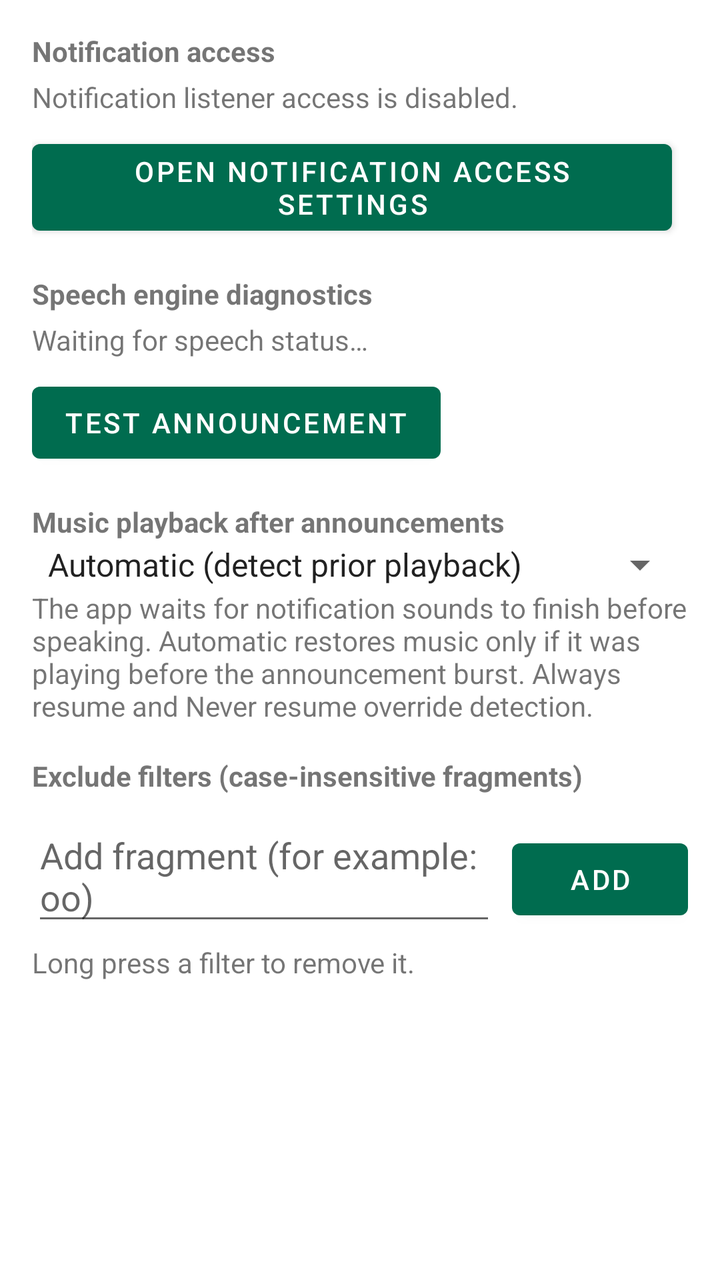
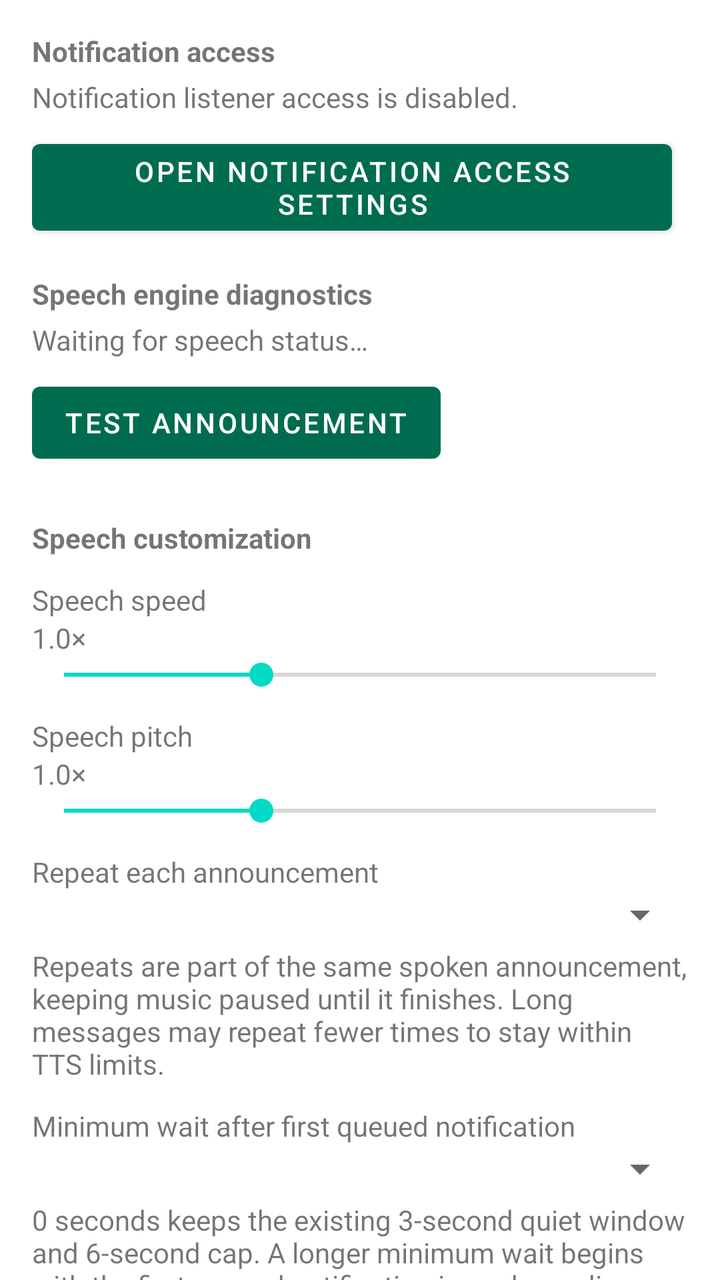

Compare the two renders of this Android layout. The source of the first and the diff that turns it into the second are given below.
<!-- AndroidManifest.xml: application theme Theme.NotificationAnnouncer -->
<!-- res/layout/activity_main.xml -->
<?xml version="1.0" encoding="utf-8"?>
<LinearLayout xmlns:android="http://schemas.android.com/apk/res/android"
    android:layout_width="match_parent"
    android:layout_height="match_parent"
    android:orientation="vertical"
    android:padding="16dp">

    <TextView
        android:layout_width="match_parent"
        android:layout_height="wrap_content"
        android:text="@string/notification_access_title"
        android:textStyle="bold" />

    <TextView
        android:id="@+id/notificationAccessStatus"
        android:layout_width="match_parent"
        android:layout_height="wrap_content"
        android:layout_marginTop="4dp"
        android:text="@string/notification_access_disabled" />

    <Button
        android:id="@+id/notificationAccessButton"
        android:layout_width="wrap_content"
        android:layout_height="wrap_content"
        android:layout_marginTop="8dp"
        android:text="@string/open_notification_access" />

    <TextView
        android:layout_width="match_parent"
        android:layout_height="wrap_content"
        android:layout_marginTop="16dp"
        android:text="@string/speech_diagnostics_title"
        android:textStyle="bold" />

    <TextView
        android:id="@+id/speechStatus"
        android:layout_width="match_parent"
        android:layout_height="wrap_content"
        android:layout_marginTop="4dp"
        android:text="@string/speech_diagnostics_waiting" />

    <Button
        android:id="@+id/testSpeechButton"
        android:layout_width="wrap_content"
        android:layout_height="wrap_content"
        android:layout_marginTop="8dp"
        android:text="@string/test_speech_button" />

    <TextView
        android:layout_width="match_parent"
        android:layout_height="wrap_content"
        android:layout_marginTop="16dp"
        android:text="@string/music_resume_mode_title"
        android:textStyle="bold" />

    <Spinner
        android:id="@+id/musicResumeModeSpinner"
        android:layout_width="match_parent"
        android:layout_height="wrap_content"
        android:contentDescription="@string/music_resume_mode_title"
        android:entries="@array/music_resume_mode_options" />

    <TextView
        android:layout_width="match_parent"
        android:layout_height="wrap_content"
        android:text="@string/music_resume_mode_description" />

    <TextView
        android:layout_width="match_parent"
        android:layout_height="wrap_content"
        android:layout_marginTop="16dp"
        android:text="@string/exclude_filters_title"
        android:textStyle="bold" />

    <LinearLayout
        android:layout_width="match_parent"
        android:layout_height="wrap_content"
        android:layout_marginTop="8dp"
        android:orientation="horizontal">

        <EditText
            android:id="@+id/filterInput"
            android:layout_width="0dp"
            android:layout_height="wrap_content"
            android:layout_weight="1"
            android:hint="@string/filter_hint" />

        <Button
            android:id="@+id/addFilterButton"
            android:layout_width="wrap_content"
            android:layout_height="wrap_content"
            android:layout_marginStart="8dp"
            android:text="@string/add_filter" />
    </LinearLayout>

    <TextView
        android:layout_width="match_parent"
        android:layout_height="wrap_content"
        android:layout_marginTop="4dp"
        android:text="@string/remove_filter_hint" />

    <ListView
        android:id="@+id/excludeFiltersList"
        android:layout_width="match_parent"
        android:layout_height="120dp"
        android:layout_marginTop="4dp" />

    <TextView
        android:layout_width="match_parent"
        android:layout_height="wrap_content"
        android:layout_marginTop="16dp"
        android:text="@string/apps_title"
        android:textStyle="bold" />

    <androidx.recyclerview.widget.RecyclerView
        android:id="@+id/appsRecyclerView"
        android:layout_width="match_parent"
        android:layout_height="0dp"
        android:layout_weight="1"
        android:layout_marginTop="8dp" />

</LinearLayout>
<!-- resources referenced by this layout -->
<resources>
  <string-array name="music_resume_mode_options">
          <item>Automatic (detect prior playback)</item>
          <item>Always resume music</item>
          <item>Never resume music</item>
      </string-array>
  <string name="add_filter">Add</string>
  <string name="apps_title">Apps with non-silent notifications (most recent first)</string>
  <string name="exclude_filters_title">Exclude filters (case-insensitive fragments)</string>
  <string name="filter_hint">Add fragment (for example: oo)</string>
  <string name="music_resume_mode_description">The app waits for notification sounds to finish before speaking. Automatic restores music only if it was playing before the announcement burst. Always resume and Never resume override detection.</string>
  <string name="music_resume_mode_title">Music playback after announcements</string>
  <string name="notification_access_disabled">Notification listener access is disabled.</string>
  <string name="notification_access_title">Notification access</string>
  <string name="open_notification_access">Open notification access settings</string>
  <string name="remove_filter_hint">Long press a filter to remove it.</string>
  <string name="speech_diagnostics_title">Speech engine diagnostics</string>
  <string name="speech_diagnostics_waiting">Waiting for speech status…</string>
  <string name="test_speech_button">Test announcement</string>
  <style name="Theme.NotificationAnnouncer" parent="Theme.MaterialComponents.DayNight.DarkActionBar">
          <item name="colorPrimary">#006C4F</item>
          <item name="colorPrimaryVariant">#004D37</item>
          <item name="colorOnPrimary">#FFFFFF</item>
      </style>
</resources>

<!-- the commit's change to res/layout/activity_main.xml (unified diff, before → after) -->
@@ -1,9 +1,14 @@
 <?xml version="1.0" encoding="utf-8"?>
-<LinearLayout xmlns:android="http://schemas.android.com/apk/res/android"
+<androidx.core.widget.NestedScrollView xmlns:android="http://schemas.android.com/apk/res/android"
     android:layout_width="match_parent"
     android:layout_height="match_parent"
-    android:orientation="vertical"
-    android:padding="16dp">
+    android:fillViewport="true">
+
+    <LinearLayout
+        android:layout_width="match_parent"
+        android:layout_height="wrap_content"
+        android:orientation="vertical"
+        android:padding="16dp">
 
     <TextView
         android:layout_width="match_parent"
@@ -49,7 +54,90 @@
     <TextView
         android:layout_width="match_parent"
         android:layout_height="wrap_content"
-        android:layout_marginTop="16dp"
+        android:layout_marginTop="24dp"
+        android:text="@string/speech_settings_title"
+        android:textStyle="bold" />
+
+    <TextView
+        android:layout_width="match_parent"
+        android:layout_height="wrap_content"
+        android:layout_marginTop="12dp"
+        android:text="@string/speech_rate_title" />
+
+    <TextView
+        android:id="@+id/speechRateValue"
+        android:layout_width="match_parent"
+        android:layout_height="wrap_content"
+        android:text="@string/speech_default_multiplier" />
+
+    <SeekBar
+        android:id="@+id/speechRateSeekBar"
+        android:layout_width="match_parent"
+        android:layout_height="wrap_content"
+        android:max="15"
+        android:progress="5"
+        android:contentDescription="@string/speech_rate_title" />
+
+    <TextView
+        android:layout_width="match_parent"
+        android:layout_height="wrap_content"
+        android:layout_marginTop="12dp"
+        android:text="@string/speech_pitch_title" />
+
+    <TextView
+        android:id="@+id/speechPitchValue"
+        android:layout_width="match_parent"
+        android:layout_height="wrap_content"
+        android:text="@string/speech_default_multiplier" />
+
+    <SeekBar
+        android:id="@+id/speechPitchSeekBar"
+        android:layout_width="match_parent"
+        android:layout_height="wrap_content"
+        android:max="15"
+        android:progress="5"
+        android:contentDescription="@string/speech_pitch_title" />
+
+    <TextView
+        android:layout_width="match_parent"
+        android:layout_height="wrap_content"
+        android:layout_marginTop="12dp"
+        android:text="@string/speech_repetitions_title" />
+
+    <Spinner
+        android:id="@+id/speechRepetitionsSpinner"
+        android:layout_width="match_parent"
+        android:layout_height="wrap_content"
+        android:contentDescription="@string/speech_repetitions_title" />
+
+    <TextView
+        android:layout_width="match_parent"
+        android:layout_height="wrap_content"
+        android:layout_marginTop="4dp"
+        android:text="@string/speech_repetitions_description" />
+
+    <TextView
+        android:layout_width="match_parent"
+        android:layout_height="wrap_content"
+        android:layout_marginTop="12dp"
+        android:text="@string/first_notification_delay_title" />
+
+    <Spinner
+        android:id="@+id/firstNotificationDelaySpinner"
+        android:layout_width="match_parent"
+        android:layout_height="wrap_content"
+        android:contentDescription="@string/first_notification_delay_title" />
+
+    <TextView
+        android:layout_width="match_parent"
+        android:layout_height="wrap_content"
+        android:layout_marginTop="4dp"
+        android:text="@string/first_notification_delay_description" />
+
+    <TextView
+        android:layout_width="match_parent"
+        android:layout_height="wrap_content"
+        android:layout_marginTop="24dp"
         android:text="@string/music_resume_mode_title"
         android:textStyle="bold" />
 
@@ -102,8 +190,9 @@
     <ListView
         android:id="@+id/excludeFiltersList"
         android:layout_width="match_parent"
-        android:layout_height="120dp"
-        android:layout_marginTop="4dp" />
+        android:layout_height="160dp"
+        android:layout_marginTop="8dp"
+        android:nestedScrollingEnabled="true" />
 
     <TextView
         android:layout_width="match_parent"
@@ -115,8 +204,11 @@
     <androidx.recyclerview.widget.RecyclerView
         android:id="@+id/appsRecyclerView"
         android:layout_width="match_parent"
-        android:layout_height="0dp"
-        android:layout_weight="1"
-        android:layout_marginTop="8dp" />
-
-</LinearLayout>
+        android:layout_height="wrap_content"
+        android:layout_marginTop="8dp"
+        android:paddingBottom="24dp"
+        android:clipToPadding="false"
+        android:nestedScrollingEnabled="false" />
+
+    </LinearLayout>
+</androidx.core.widget.NestedScrollView>
<!-- resource entries referenced after the edit -->
@@ -9,14 +9,22 @@
   <string name="apps_title">Apps with non-silent notifications (most recent first)</string>
   <string name="exclude_filters_title">Exclude filters (case-insensitive fragments)</string>
   <string name="filter_hint">Add fragment (for example: oo)</string>
+  <string name="first_notification_delay_description">0 seconds keeps the existing 3-second quiet window and 6-second cap. A longer minimum wait begins with the first queued notification in each pending group; newer messages do not restart it.</string>
+  <string name="first_notification_delay_title">Minimum wait after first queued notification</string>
   <string name="music_resume_mode_description">The app waits for notification sounds to finish before speaking. Automatic restores music only if it was playing before the announcement burst. Always resume and Never resume override detection.</string>
   <string name="music_resume_mode_title">Music playback after announcements</string>
   <string name="notification_access_disabled">Notification listener access is disabled.</string>
   <string name="notification_access_title">Notification access</string>
   <string name="open_notification_access">Open notification access settings</string>
   <string name="remove_filter_hint">Long press a filter to remove it.</string>
+  <string name="speech_default_multiplier">1.0×</string>
   <string name="speech_diagnostics_title">Speech engine diagnostics</string>
   <string name="speech_diagnostics_waiting">Waiting for speech status…</string>
+  <string name="speech_pitch_title">Speech pitch</string>
+  <string name="speech_rate_title">Speech speed</string>
+  <string name="speech_repetitions_description">Repeats are part of the same spoken announcement, keeping music paused until it finishes. Long messages may repeat fewer times to stay within TTS limits.</string>
+  <string name="speech_repetitions_title">Repeat each announcement</string>
+  <string name="speech_settings_title">Speech customization</string>
   <string name="test_speech_button">Test announcement</string>
   <style name="Theme.NotificationAnnouncer" parent="Theme.MaterialComponents.DayNight.DarkActionBar">
           <item name="colorPrimary">#006C4F</item>
